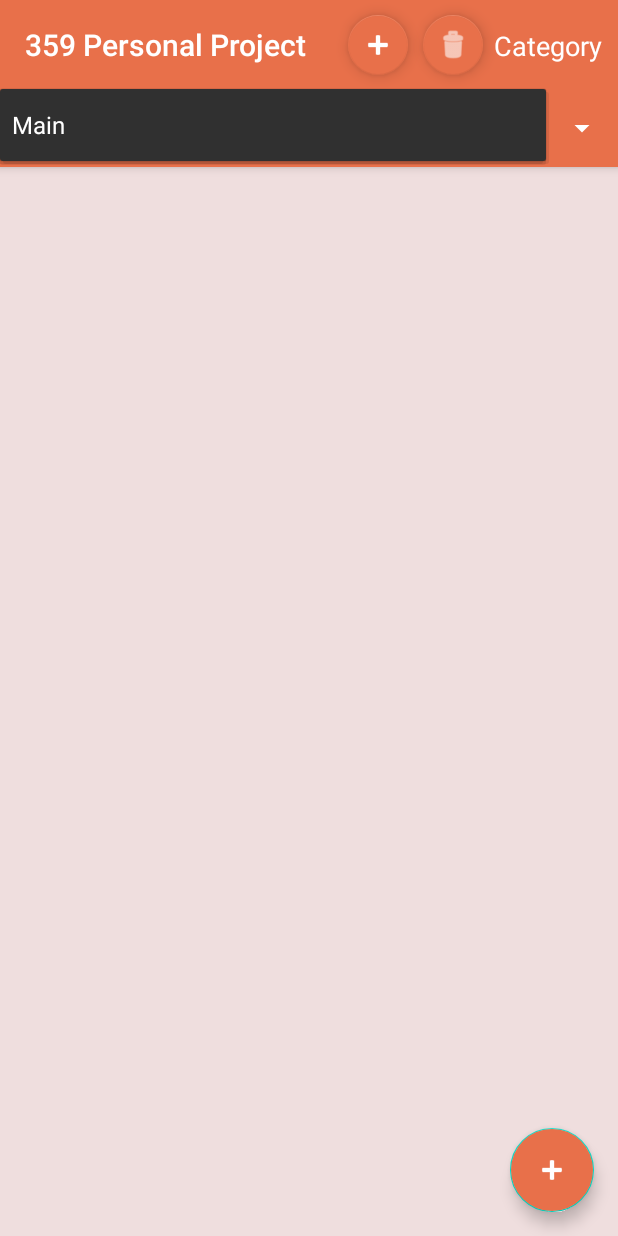
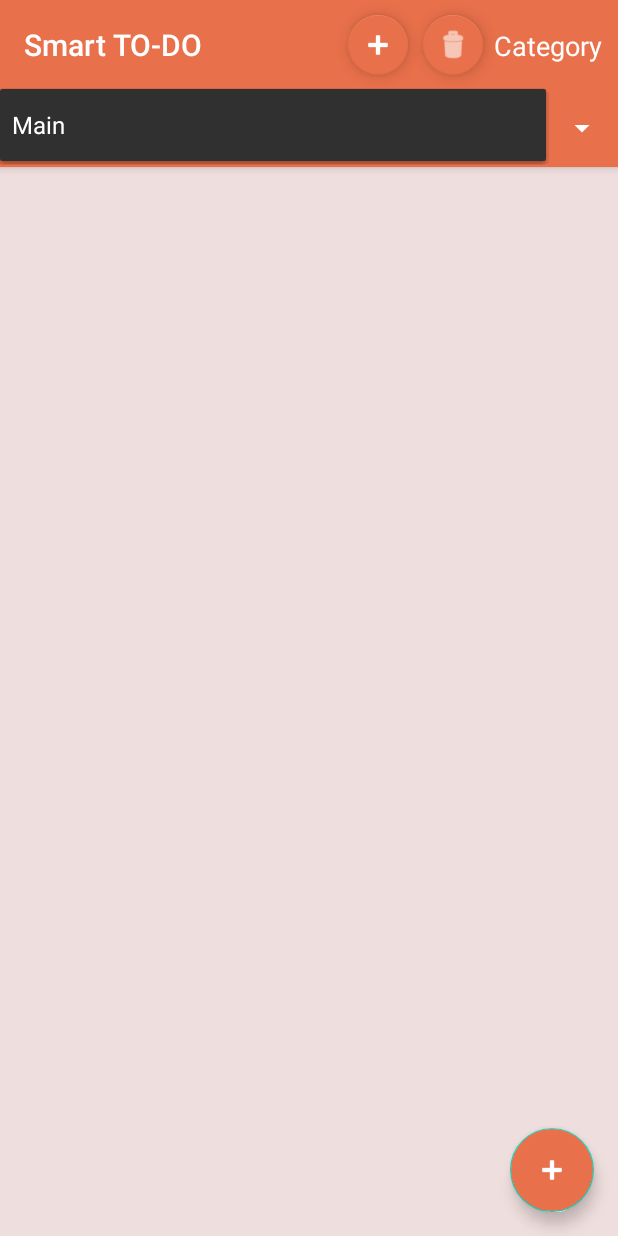
Before and after one commit to sleepsim/359-Personal-Project, an Android app: the screen it shows after launch (MainActivity), after a tap on "Main", on a phone screen of 412 x 824 dp. Run offline under Robolectric (Android 15) with nearby library versions, the phone set to English and light mode, and no system bars.

Commit message:
More Code cleanup

```diff
--- a/app/src/main/java/com/example/a359personalproject/MainActivity.kt
+++ b/app/src/main/java/com/example/a359personalproject/MainActivity.kt
@@ -31,7 +31,12 @@ class MainActivity : AppCompatActivity() {
             //Default category if no saved data
             if(categories.isEmpty()) categories.add(ListCategory("Main"))
 
-            currentCategory = categories.get(0)
+            //Use "Main" as default on startup
+            for(i in categories){
+                if(i.getCategoryName() == "Main"){
+                    currentCategory = i
+                }
+            }
             //initialize
             clearAdapter()
             initializeApp()
--- a/app/src/main/res/layout/activity_main.xml
+++ b/app/src/main/res/layout/activity_main.xml
@@ -19,7 +19,7 @@
             android:gravity="center"
             android:minHeight="?actionBarSize"
             android:padding="@dimen/appbar_padding"
-            android:text="@string/app_name"
+            android:text="Smart TO-DO"
             android:textAppearance="@style/TextAppearance.Widget.AppCompat.Toolbar.Title" />
 
         <Spinner
```
